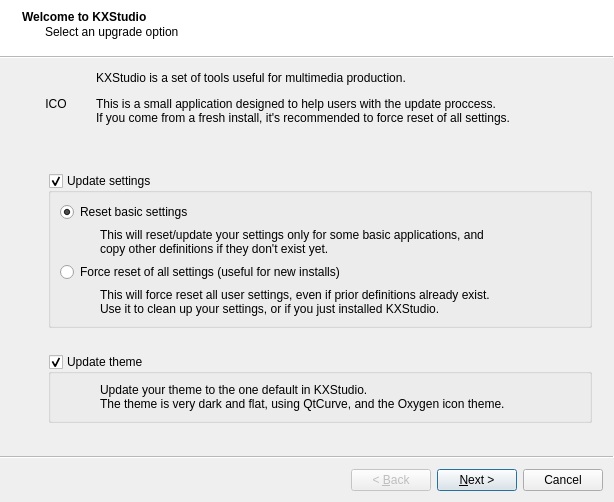
Above: welcome/welcome.ui from KXStudio/KXStudio before the change. Below: the same form after it.
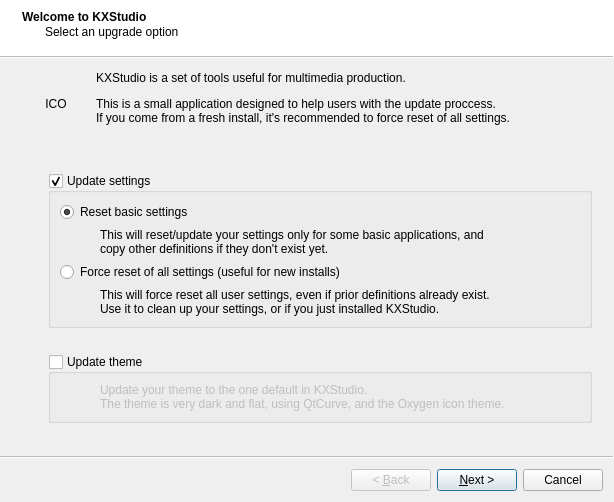
That is the form after the change.

Commit message: Welcome: Uncheck update theme checkbox by default

Patch:
```diff
--- a/welcome/welcome.ui
+++ b/welcome/welcome.ui
@@ -245,6 +245,9 @@
         <property name="checkable">
          <bool>true</bool>
         </property>
+        <property name="checked">
+         <bool>false</bool>
+        </property>
         <layout class="QHBoxLayout" name="horizontalLayout_4">
          <item>
           <spacer name="horizontalSpacer_4">
```
